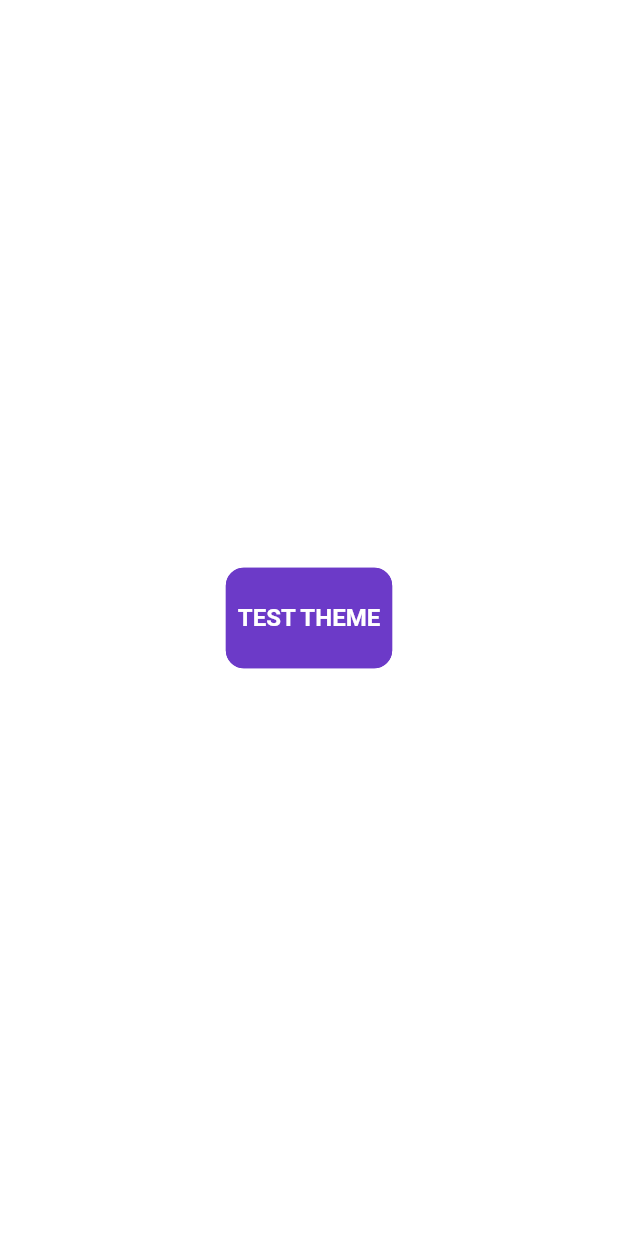
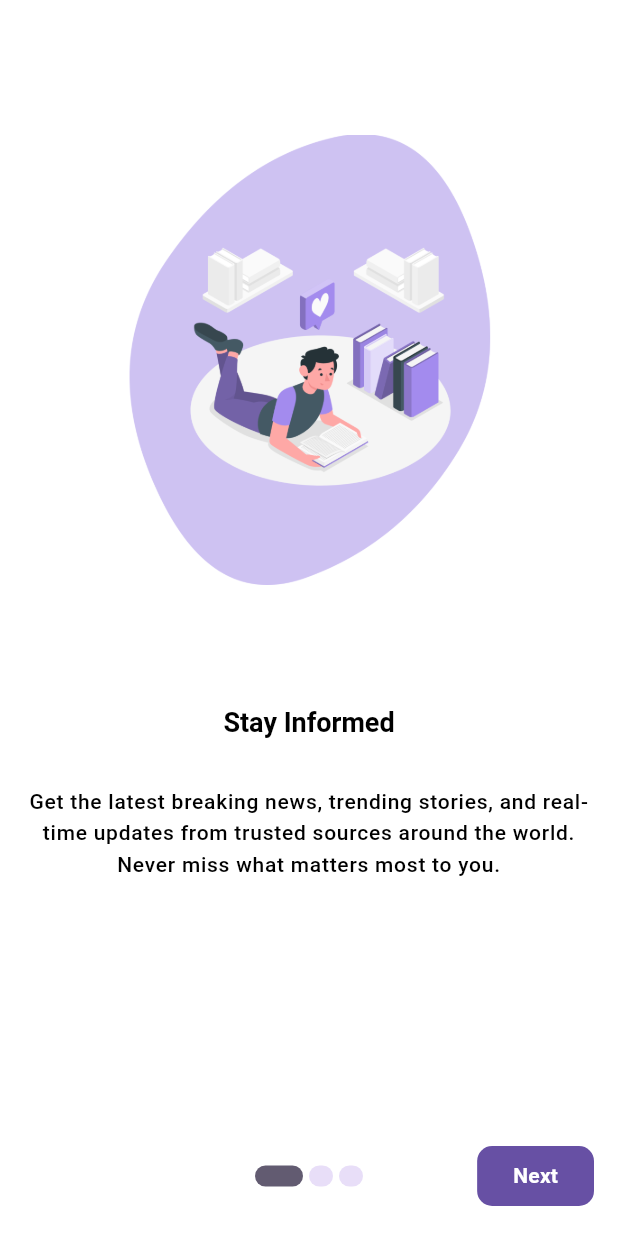
Before and after one commit to hangsopheak/news-app-demo-flutter, a Flutter app: the screen it shows after launch, on a phone screen of 412 x 824 dp. Run offline on Flutter 3.47's test engine with Material 3 defaults, Android fonts, the phone set to English and light mode, and no system bars; our stand-ins replace shared_preferences; Roboto replaces fonts that are missing (Poppins).

Commit message:
Onboarding screen

```diff
--- /dev/null
+++ b/lib/features/onboarding/data/onboarding_section_data.dart
@@ -0,0 +1,46 @@
+// Utility class to provide static access to the main onboarding flow data.
+
+import 'package:news_app_demo_flutter/features/onboarding/model/onboarding_section.dart';
+
+class OnboardingSectionData {
+  // We use static methods/fields instead of a Kotlin 'object' class.
+
+  static List<OnboardingSection> getMainOnboardingSections() {
+    return const [
+      // =============================================================================
+      // SECTION 1: Stay Informed & Updated
+      // R.drawable.onboarding_section1 is replaced with the asset path.
+      // Assuming you converted the XML drawable to SVG and placed it in assets/images/.
+      // =============================================================================
+      OnboardingSection(
+        title: "Stay Informed",
+        subtitle: "Breaking News at Your Fingertips",
+        description:
+            "Get the latest breaking news, trending stories, and real-time updates from trusted sources around the world. Never miss what matters most to you.",
+        imagePath: 'assets/images/onboarding_section1.png',
+      ),
+
+      // =============================================================================
+      // SECTION 2: Personalized Experience
+      // =============================================================================
+      OnboardingSection(
+        title: "Your News, Your Way",
+        subtitle: "Personalized Content Just for You",
+        description:
+            "Choose from multiple categories like Technology, Sports, Business, Entertainment, and Health. Get news recommendations tailored to your interests and reading habits.",
+        imagePath: 'assets/images/onboarding_section2.png',
+      ),
+
+      // =============================================================================
+      // SECTION 3: Save & Share
+      // =============================================================================
+      OnboardingSection(
+        title: "Save & Share",
+        subtitle: "Bookmark and Connect",
+        description:
+            "Bookmark your favorite articles to read later, even offline. Share interesting stories with friends and family across all your social platforms with just one tap.",
+        imagePath: 'assets/images/onboarding_section3.png',
+      ),
+    ];
+  }
+}
--- /dev/null
+++ b/lib/features/onboarding/model/onboarding_section.dart
@@ -0,0 +1,14 @@
+class OnboardingSection {
+  final String title;
+  final String subtitle;
+  final String description;
+
+  final String imagePath;
+
+  const OnboardingSection({
+    required this.title,
+    required this.subtitle,
+    required this.description,
+    required this.imagePath,
+  });
+}
--- /dev/null
+++ b/lib/features/onboarding/ui/onboarding_screen.dart
@@ -0,0 +1,153 @@
+import 'package:flutter/material.dart';
+import 'package:news_app_demo_flutter/features/onboarding/data/onboarding_section_data.dart';
+import 'package:news_app_demo_flutter/features/onboarding/utils/onboarding_util.dart';
+import 'package:news_app_demo_flutter/main_screen.dart';
+import 'widgets/onboarding_button_widget.dart';
+import 'widgets/onboarding_indicator_widget.dart';
+import 'widgets/onboarding_section_widget.dart';
+
+class OnboardingScreen extends StatefulWidget {
+  const OnboardingScreen({super.key});
+
+  @override
+  State<OnboardingScreen> createState() => _OnboardingScreenState();
+}
+
+class _OnboardingScreenState extends State<OnboardingScreen> {
+  late final PageController _pageController;
+  int _currentPage = 0;
+
+  @override
+  void initState() {
+    super.initState();
+    _pageController = PageController();
+  }
+
+  @override
+  void dispose() {
+    _pageController.dispose();
+    super.dispose();
+  }
+
+  void _navigateToMainScreen() {
+    // Navigate to the MainScreen and use pushReplacement
+    // so the user cannot go back to the onboarding screen.
+    Navigator.of(context).pushReplacement(
+      MaterialPageRoute(
+        builder: (context) => const MainScreen(),
+      ),
+    );
+  }
+
+  @override
+  Widget build(BuildContext context) {
+    final sections = OnboardingSectionData.getMainOnboardingSections();
+    final int lastPage = sections.length - 1;
+
+    // Button state logic
+    String leftButtonText = '';
+    String rightButtonText = '';
+    if (_currentPage == 0) {
+      leftButtonText = '';
+      rightButtonText = 'Next';
+    } else if (_currentPage == lastPage) {
+      leftButtonText = 'Back';
+      rightButtonText = 'Start';
+    } else {
+      leftButtonText = 'Back';
+      rightButtonText = 'Next';
+    }
+
+    return Scaffold(
+      body: SafeArea(
+        child: Column(
+          children: [
+            Expanded(
+              child: PageView.builder(
+                controller: _pageController,
+                itemCount: sections.length,
+                onPageChanged: (index) {
+                  setState(() {
+                    _currentPage = index;
+                  });
+                },
+                itemBuilder: (context, index) {
+                  return Padding(
+                    padding: const EdgeInsets.symmetric(horizontal: 16.0),
+                    child: OnboardingSectionWidget(
+                      onboardingSection: sections[index],
+                    ),
+                  );
+                },
+              ),
+            ),
+
+            Padding(
+              padding: const EdgeInsets.only(bottom: 16.0, left: 16, right: 16, top: 8),
+              child: Column(
+                children: [
+                  const SizedBox(height: 24),
+                  Row(
+                    // We still use spaceBetween to push elements to the edges,
+                    mainAxisAlignment: MainAxisAlignment.spaceBetween,
+                    children: [
+                      // 1. LEFT BUTTON (Wrapped in Expanded)
+                      Expanded(
+                        child: Align(
+                          alignment: Alignment.centerLeft,
+                          child: leftButtonText.isNotEmpty
+                              ? OnboardingButtonWidget(
+                            text: leftButtonText,
+                            onPressed: () {
+                              if (_currentPage > 0) {
+                                _pageController.previousPage(
+                                    duration: const Duration(milliseconds: 300),
+                                    curve: Curves.ease);
+                              }
+                            },
+                            backgroundColor: Colors.white,
+                            textColor: Colors.black54,
+                          )
+                              : const SizedBox.shrink(), // Use SizedBox.shrink for zero size
+                        ),
+                      ),
+
+                      // 2. CENTER INDICATOR
+                      // The Center widget ensures the indicator is aligned centrally within the Row's main axis.
+                      Center(
+                        child: OnboardingIndicatorWidget(
+                          pageSize: sections.length,
+                          currentPage: _currentPage
+                        ),
+                      ),
+
+                      // 3. RIGHT BUTTON (Wrapped in Expanded)
+                      Expanded(
+                        child: Align(
+                          alignment: Alignment.centerRight,
+                          child: OnboardingButtonWidget(
+                            text: rightButtonText,
+                            onPressed: () {
+                              if (_currentPage < lastPage) {
+                                _pageController.nextPage(
+                                    duration: const Duration(milliseconds: 300),
+                                    curve: Curves.ease);
+                              } else {
+                                OnboardingUtil.setOnboardingCompleted();
+                                _navigateToMainScreen();
+                              }
+                            },
+                          ),
+                        ),
+                      ),
+                    ],
+                  ),
+                ],
+              ),
+            ),
+          ],
+        ),
+      ),
+    );
+  }
+}
--- /dev/null
+++ b/lib/features/onboarding/ui/widgets/onboarding_button_widget.dart
@@ -0,0 +1,44 @@
+import 'package:flutter/material.dart';
+
+class OnboardingButtonWidget extends StatelessWidget {
+  final String text;
+  final Color? backgroundColor;
+  final Color? textColor;
+  final TextStyle? textStyle;
+  final double fontSize;
+  final VoidCallback onPressed;
+
+  const OnboardingButtonWidget({
+    super.key,
+    this.text = "Next",
+    this.backgroundColor,
+    this.textColor,
+    this.textStyle,
+    this.fontSize = 14,
+    required this.onPressed,
+  });
+
+  @override
+  Widget build(BuildContext context) {
+    final theme = Theme.of(context);
+    return FilledButton(
+      style: ElevatedButton.styleFrom(
+        backgroundColor: backgroundColor ?? theme.colorScheme.primary,
+        foregroundColor: textColor ?? theme.colorScheme.onPrimary,
+        shape: RoundedRectangleBorder(
+          borderRadius: BorderRadius.circular(10),
+        ),
+        textStyle: textStyle ??
+            theme.textTheme.titleMedium?.copyWith(fontSize: fontSize),
+      ),
+      onPressed: onPressed,
+      child: Text(
+        text,
+        style: (textStyle ?? theme.textTheme.titleMedium)?.copyWith(
+          color: textColor ?? theme.colorScheme.onPrimary,
+          fontSize: fontSize,
+        ),
+      ),
+    );
+  }
+}
--- /dev/null
+++ b/lib/features/onboarding/ui/widgets/onboarding_indicator_widget.dart
@@ -0,0 +1,36 @@
+import 'package:flutter/material.dart';
+
+class OnboardingIndicatorWidget extends StatelessWidget {
+  final int pageSize;
+  final int currentPage;
+  final MainAxisAlignment alignment;
+
+  const OnboardingIndicatorWidget({
+    super.key,
+    required this.pageSize,
+    required this.currentPage,
+    this.alignment = MainAxisAlignment.spaceBetween,
+  });
+
+  @override
+  Widget build(BuildContext context) {
+    return Row(
+      mainAxisAlignment: alignment,
+      children: List.generate(pageSize, (index) {
+        return Padding(
+          padding: const EdgeInsets.symmetric(horizontal: 2.0),
+          child: Container(
+            height: 14,
+            width: index == currentPage ? 32 : 16,
+            decoration: BoxDecoration(
+              color: index == currentPage
+                  ? Theme.of(context).colorScheme.secondary
+                  : Theme.of(context).colorScheme.secondaryContainer,
+              borderRadius: BorderRadius.circular(10),
+            ),
+          ),
+        );
+      }),
+    );
+  }
+}
--- /dev/null
+++ b/lib/features/onboarding/ui/widgets/onboarding_section_widget.dart
@@ -0,0 +1,49 @@
+import 'package:flutter/material.dart';
+import 'package:news_app_demo_flutter/features/onboarding/model/onboarding_section.dart';
+
+class OnboardingSectionWidget extends StatelessWidget {
+  final OnboardingSection onboardingSection;
+
+  const OnboardingSectionWidget({super.key, required this.onboardingSection});
+
+  @override
+  Widget build(BuildContext context) {
+    return Column(
+      crossAxisAlignment: CrossAxisAlignment
+          .stretch, // Equivalent to Modifier.fillMaxWidth() for children
+      children: <Widget>[
+        // Spacer(90.dp)
+        const SizedBox(height: 90.0),
+
+        Image.asset(
+          onboardingSection.imagePath,
+          fit: BoxFit.contain,
+          width: double.infinity,
+          height: 300, // Optional: fixed height to prevent excessive stretching
+        ),
+
+        const SizedBox(height: 80.0),
+
+        // Text (Title)
+        Text(
+          onboardingSection.title,
+          textAlign: TextAlign.center,
+          maxLines: 1,
+          style: Theme.of(context).textTheme.headlineSmall?.copyWith(
+                fontWeight: FontWeight.bold,
+              ),
+        ),
+
+        const SizedBox(height: 30.0),
+
+        Text(
+          onboardingSection.description,
+          textAlign: TextAlign.center,
+          style: Theme.of(context).textTheme.bodyLarge?.copyWith(
+            fontWeight: FontWeight.w500
+          ),
+        ),
+      ],
+    );
+  }
+}
--- /dev/null
+++ b/lib/features/onboarding/utils/onboarding_util.dart
@@ -0,0 +1,17 @@
+import 'package:shared_preferences/shared_preferences.dart';
+
+class OnboardingUtil {
+  static const _key = 'completed';
+
+  // Check if onboarding is completed
+  static Future<bool> isOnboardingCompleted() async {
+    final prefs = await SharedPreferences.getInstance();
+    return prefs.getBool(_key) ?? false;
+  }
+
+  // Set onboarding as completed
+  static Future<void> setOnboardingCompleted() async {
+    final prefs = await SharedPreferences.getInstance();
+    await prefs.setBool(_key, true);
+  }
+}
--- a/lib/main.dart
+++ b/lib/main.dart
@@ -1,4 +1,7 @@
 import 'package:flutter/material.dart';
+import 'package:news_app_demo_flutter/features/onboarding/ui/onboarding_screen.dart';
+import 'package:news_app_demo_flutter/features/onboarding/utils/onboarding_util.dart';
+import 'package:news_app_demo_flutter/main_screen.dart';
 import 'package:news_app_demo_flutter/shared/theme/theme.dart';
 
 void main() {
@@ -14,15 +17,31 @@ class MainApp extends StatelessWidget {
       themeMode: ThemeMode.system,
       theme: NewsAppTheme.lightTheme,
       darkTheme: NewsAppTheme.darkTheme,
-      home: Scaffold(
-        body: Center(
-          child: ElevatedButton(
-              onPressed: () => {},
-              child: const Padding(
-                padding: EdgeInsets.all(8.0),
-                child: Text("TEST THEME"),
-              )),
-        ),
+      home: FutureBuilder<bool>(
+        future: OnboardingUtil.isOnboardingCompleted(),
+        builder: (context, snapshot) {
+          // Show loading screen while checking
+          if (snapshot.connectionState == ConnectionState.waiting) {
+            return const Scaffold(
+              body: Center(
+                child: CircularProgressIndicator(),
+              ),
+            );
+          }
+
+          // Handle error state
+          if (snapshot.hasError) {
+            return const Scaffold(
+              body: Center(
+                child: Text('Error loading app'),
+              ),
+            );
+          }
+
+          // Navigate based on onboarding status
+          final isCompleted = snapshot.data ?? false;
+          return isCompleted ? const MainScreen() : const OnboardingScreen();
+        },
       ),
     );
   }
--- /dev/null
+++ b/lib/main_screen.dart
@@ -0,0 +1,65 @@
+import 'package:flutter/material.dart';
+
+class MainScreen extends StatefulWidget {
+  const MainScreen({super.key});
+
+  @override
+  State<MainScreen> createState() => _MainScreenState();
+}
+
+class _MainScreenState extends State<MainScreen> {
+  int _currentIndex = 0;
+
+  // List of screens corresponding to the navigation bar items
+  final List<Widget> _screens = [
+    const Text("Home"),
+    const Text("Explore"),
+    const Text("Bookmark"),
+    const Text("More"),
+  ];
+
+  void _onItemTapped(int index) {
+    setState(() {
+      _currentIndex = index;
+    });
+  }
+
+  @override
+  Widget build(BuildContext context) {
+    return Scaffold(
+      // Display the current screen based on the selected index
+      body: _screens[_currentIndex],
+
+      // Bottom Navigation Bar implementation
+      bottomNavigationBar: BottomNavigationBar(
+        type: BottomNavigationBarType.fixed, // Use fixed type for 4+ items
+        selectedItemColor: Theme.of(context).primaryColor,
+        unselectedItemColor: Colors.grey,
+        currentIndex: _currentIndex,
+        onTap: _onItemTapped,
+        items: const <BottomNavigationBarItem>[
+          BottomNavigationBarItem(
+            icon: Icon(Icons.home_outlined),
+            activeIcon: Icon(Icons.home),
+            label: 'Home',
+          ),
+          BottomNavigationBarItem(
+            icon: Icon(Icons.explore_outlined),
+            activeIcon: Icon(Icons.explore),
+            label: 'Explore',
+          ),
+          BottomNavigationBarItem(
+            icon: Icon(Icons.bookmark_border),
+            activeIcon: Icon(Icons.bookmark),
+            label: 'Bookmark',
+          ),
+          BottomNavigationBarItem(
+            icon: Icon(Icons.more_horiz),
+            activeIcon: Icon(Icons.more_horiz),
+            label: 'More',
+          ),
+        ],
+      ),
+    );
+  }
+}
--- a/pubspec.yaml
+++ b/pubspec.yaml
@@ -20,3 +20,5 @@ dev_dependencies:
 
 flutter:
   uses-material-design: true
+  assets:
+    - assets/images/
```
Also changed, not shown: assets/images/onboarding_section1.png (added), assets/images/onboarding_section2.png (added), assets/images/onboarding_section3.png (added).
